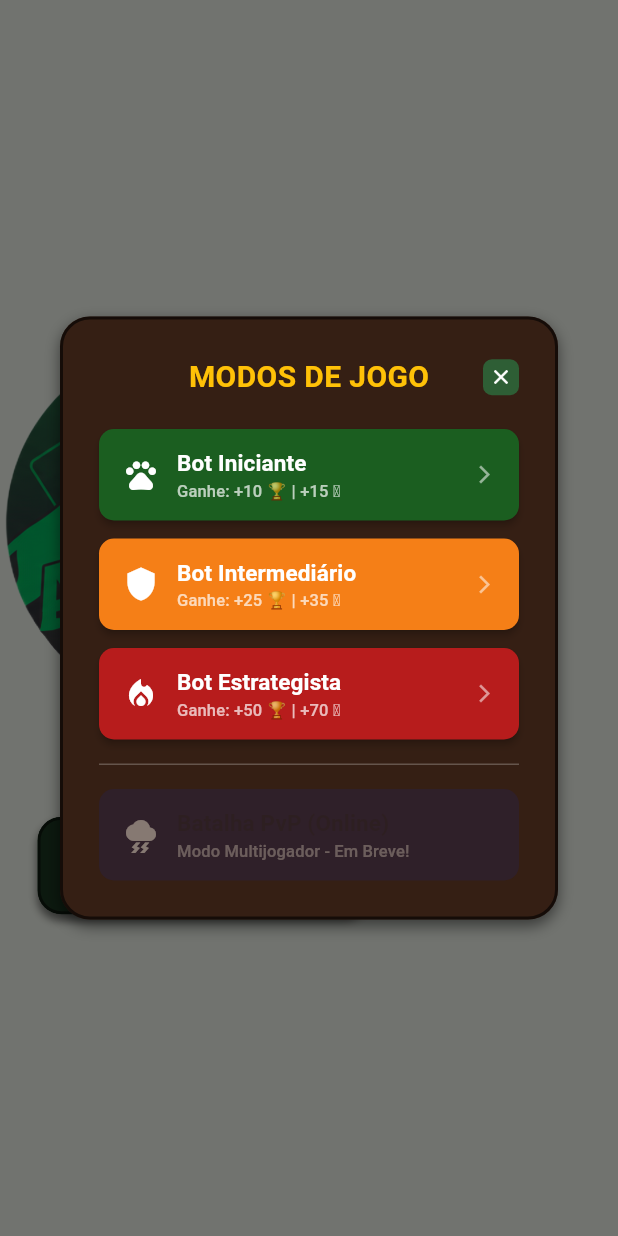
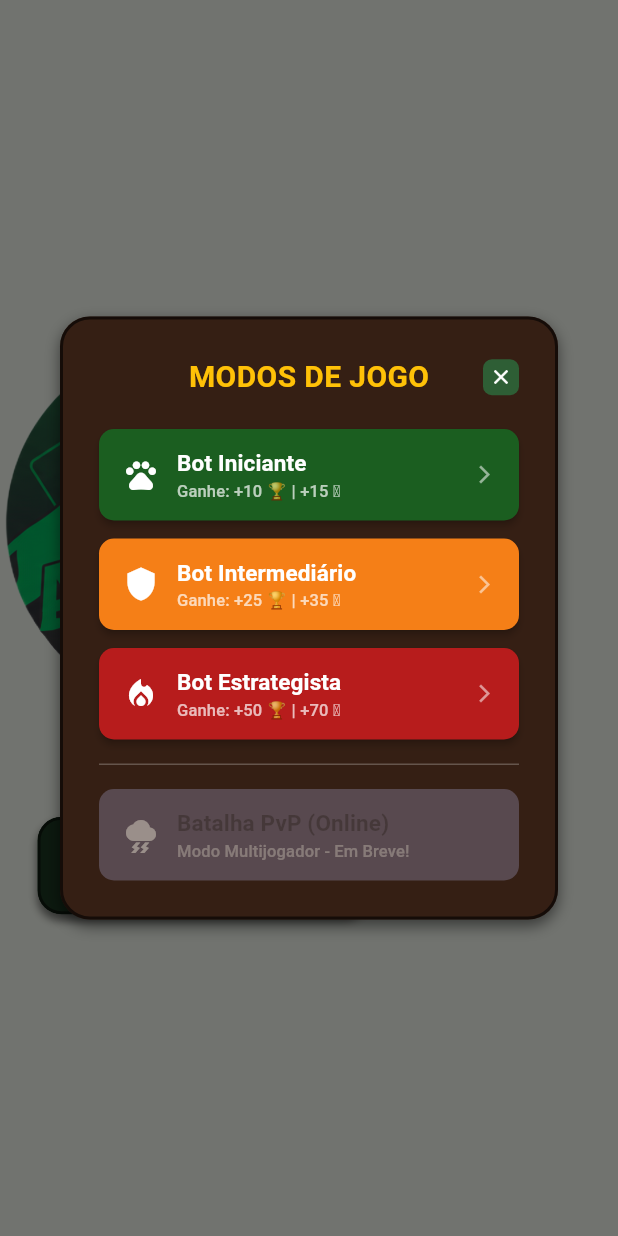
Before and after one commit to AndreyRodr/AnicardBattle, a Flutter app: the BattleView widget shown alone on an empty page, opened directly, after a tap on "BATTLE!", on a phone screen of 412 x 824 dp. Run offline on Flutter 3.47's test engine with Material 3 defaults, Android fonts, the phone set to English and light mode, and no system bars; our stand-ins replace cloud_firestore, device_preview, firebase_auth, firebase_core, flip_card, flutter_dotenv and 1 more; accounts and stored records are empty.

Commit message:
colors change

```diff
--- a/lib/views/battle_view.dart
+++ b/lib/views/battle_view.dart
@@ -97,12 +97,12 @@ class BattleView extends StatelessWidget {
 
                 // 🔒 MODO PVP ONLINE (APAGADO / EM BREVE)
                 Opacity(
-                  opacity: 0.4,
+                  opacity: 0.5,
                   child: _buildMenuButton(
                     context: context,
                     title: 'Batalha PvP (Online)',
                     subtitle: 'Modo Multijogador - Em Breve!',
-                    color: const Color(0xFF1A237E),
+                    color: const Color.fromARGB(255, 192, 197, 255),
                     icon: Icons.thunderstorm,
                     dificuldade: null, // Desabilita clique
                   ),
```
